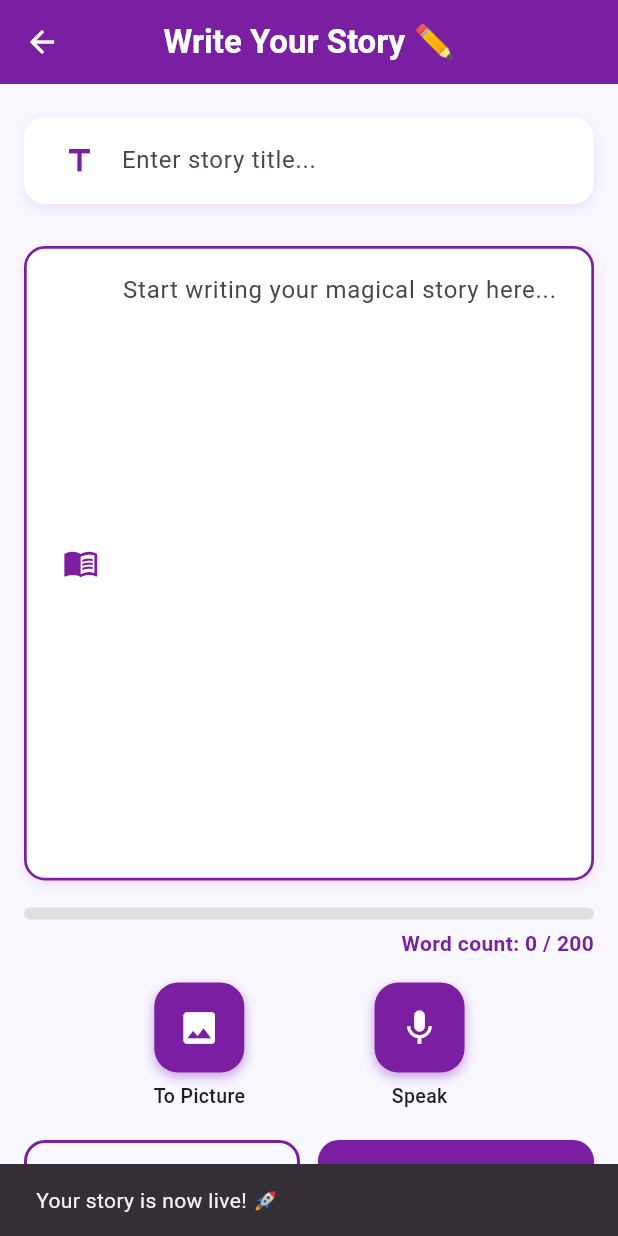
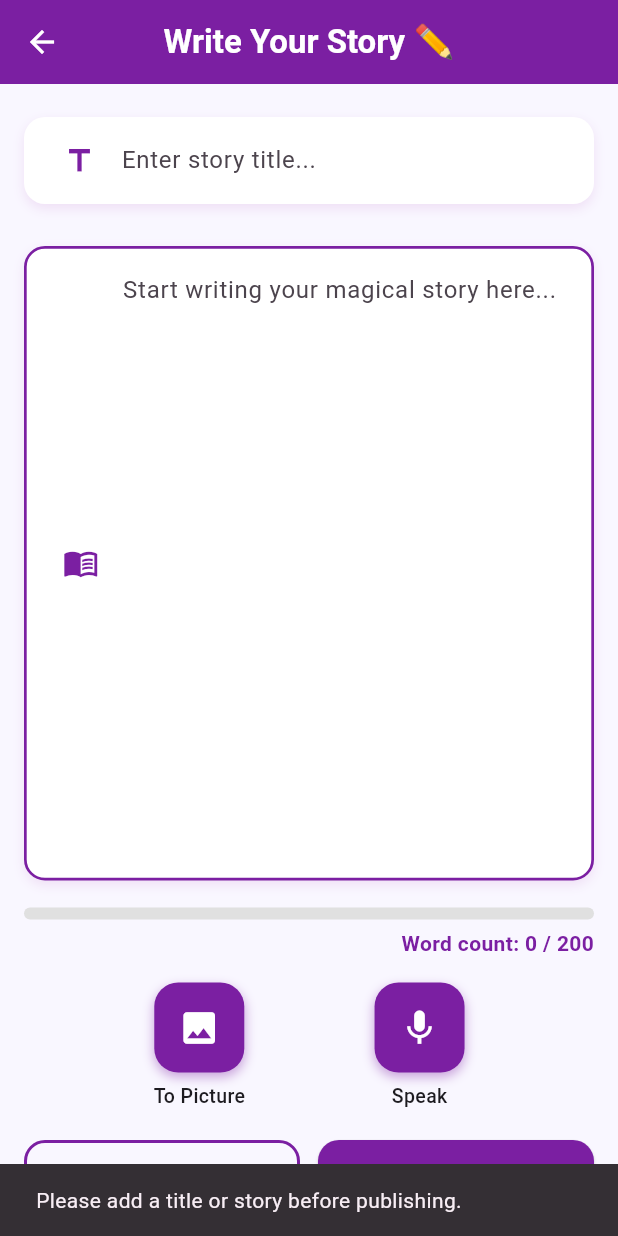
Before and after one commit to Ayeshafayyazz/PixiePen, a Flutter app: the WriteStoryScreen screen opened directly, after a tap on "Publish", on a phone screen of 412 x 824 dp. Run offline on Flutter 3.47's test engine with Material 3 defaults, Android fonts, the phone set to English and light mode, and no system bars; our stand-ins replace animated_text_kit, cloud_firestore, firebase_auth, firebase_core, flutter_custom_clippers, shared_preferences and 1 more; accounts and stored records are empty; Roboto replaces fonts that are missing (Poppins).

Commit message:
Integrate Firebase Firestore and update dependencies across the project

```diff
--- a/lib/screens/splash_screen.dart
+++ b/lib/screens/splash_screen.dart
@@ -1,6 +1,7 @@
 import 'package:flutter/material.dart';
 import 'package:animated_text_kit/animated_text_kit.dart';
 import 'package:shared_preferences/shared_preferences.dart';
+import 'package:firebase_auth/firebase_auth.dart';
 import '../routes.dart';
 
 class SplashScreen extends StatefulWidget {
@@ -43,9 +44,9 @@ class _SplashScreenState extends State<SplashScreen>
 
     final prefs = await SharedPreferences.getInstance();
     final bool onboardingCompleted = prefs.getBool('onboarding_completed') ?? false;
-    final bool loggedIn = prefs.getBool('logged_in') ?? false;
 
-    if (loggedIn) {
+    final user = FirebaseAuth.instance.currentUser;
+    if (user != null) {
       Navigator.pushReplacementNamed(context, AppRoutes.community);
     } else if (onboardingCompleted) {
       Navigator.pushReplacementNamed(context, AppRoutes.login);
--- a/lib/screens/write_story_screen.dart
+++ b/lib/screens/write_story_screen.dart
@@ -1,4 +1,6 @@
 import 'package:flutter/material.dart';
+import 'package:cloud_firestore/cloud_firestore.dart';
+import 'package:firebase_auth/firebase_auth.dart';
 import 'speech_to_text_screen.dart';
 import 'theme.dart';
 import 'ai_image_generator_screen.dart';
@@ -14,6 +16,8 @@ class _WriteStoryScreenState extends State<WriteStoryScreen> {
   final TextEditingController _titleController = TextEditingController();
   final TextEditingController _bodyController = TextEditingController();
   String? _storyCoverUrl;
+  bool _isSaving = false;
+  bool _isPublishing = false;
 
   int get _wordCount {
     if (_bodyController.text.trim().isEmpty) return 0;
@@ -22,18 +26,102 @@ class _WriteStoryScreenState extends State<WriteStoryScreen> {
 
   double get _wordProgress => (_wordCount / 200).clamp(0.0, 1.0);
 
-  void _saveStory() {
+  Future<void> _saveStory() async {
     FocusScope.of(context).unfocus();
+
+    final title = _titleController.text.trim();
+    final body = _bodyController.text.trim();
+
+    if (title.isEmpty && body.isEmpty) {
+      ScaffoldMessenger.of(context).showSnackBar(
+        const SnackBar(content: Text("Please add a title or story before saving.")),
+      );
+      return;
+    }
+
+    setState(() {
+      _isSaving = true;
+    });
+
+    try {
+      final uid = FirebaseAuth.instance.currentUser?.uid;
+
+      final doc = {
+        'title': title.isNotEmpty ? title : null,
+        'body': body,
+        'coverUrl': _storyCoverUrl,
+        'wordCount': _wordCount,
+        'authorId': uid,
+        'status': 'draft',
+        'isPublish': false,
+        'createdAt': FieldValue.serverTimestamp(),
+      };
+
+      await FirebaseFirestore.instance.collection('stories').add(doc);
+
+      if (!mounted) return;
       ScaffoldMessenger.of(context).showSnackBar(
         const SnackBar(content: Text("Story saved successfully ✅")),
       );
+    } catch (e) {
+      ScaffoldMessenger.of(context).showSnackBar(
+        SnackBar(content: Text("Failed to save story: $e")),
+      );
+    } finally {
+      if (!mounted) return;
+      setState(() {
+        _isSaving = false;
+      });
+    }
   }
 
-  void _publishStory() {
+  Future<void> _publishStory() async {
     FocusScope.of(context).unfocus();
+
+    final title = _titleController.text.trim();
+    final body = _bodyController.text.trim();
+
+    if (title.isEmpty && body.isEmpty) {
+      ScaffoldMessenger.of(context).showSnackBar(
+        const SnackBar(content: Text("Please add a title or story before publishing.")),
+      );
+      return;
+    }
+
+    setState(() {
+      _isPublishing = true;
+    });
+
+    try {
+      final uid = FirebaseAuth.instance.currentUser?.uid;
+
+      final doc = {
+        'title': title.isNotEmpty ? title : null,
+        'body': body,
+        'coverUrl': _storyCoverUrl,
+        'wordCount': _wordCount,
+        'authorId': uid,
+        'status': 'published',
+        'isPublish': true,
+        'createdAt': FieldValue.serverTimestamp(),
+      };
+
+      await FirebaseFirestore.instance.collection('stories').add(doc);
+
+      if (!mounted) return;
       ScaffoldMessenger.of(context).showSnackBar(
         const SnackBar(content: Text("Your story is now live! 🚀")),
       );
+    } catch (e) {
+      ScaffoldMessenger.of(context).showSnackBar(
+        SnackBar(content: Text("Failed to publish story: $e")),
+      );
+    } finally {
+      if (!mounted) return;
+      setState(() {
+        _isPublishing = false;
+      });
+    }
   }
 
   Future<void> _goToAiGenerator() async {
@@ -192,7 +280,7 @@ class _WriteStoryScreenState extends State<WriteStoryScreen> {
                 children: [
                   Expanded(
                     child: OutlinedButton.icon(
-                      onPressed: _saveStory,
+                      onPressed: _isSaving ? null : _saveStory,
                       style: OutlinedButton.styleFrom(
                         foregroundColor: kAppPrimary,
                         side: const BorderSide(color: kAppPrimary, width: 2),
@@ -201,14 +289,23 @@ class _WriteStoryScreenState extends State<WriteStoryScreen> {
                           borderRadius: BorderRadius.circular(14),
                         ),
                       ),
-                      icon: const Icon(Icons.save),
-                      label: const Text("Save"),
+                      icon: _isSaving
+                          ? SizedBox(
+                              width: 20,
+                              height: 20,
+                              child: CircularProgressIndicator(
+                                strokeWidth: 2,
+                                valueColor: AlwaysStoppedAnimation(kAppPrimary),
+                              ),
+                            )
+                          : const Icon(Icons.save),
+                      label: _isSaving ? const Text("Saving...") : const Text("Draft"),
                     ),
                   ),
                   const SizedBox(width: 12),
                   Expanded(
                     child: ElevatedButton.icon(
-                      onPressed: _publishStory,
+                      onPressed: _isPublishing ? null : _publishStory,
                       style: ElevatedButton.styleFrom(
                         backgroundColor: kAppPrimary,
                         foregroundColor: Colors.white,
@@ -217,8 +314,17 @@ class _WriteStoryScreenState extends State<WriteStoryScreen> {
                           borderRadius: BorderRadius.circular(14),
                         ),
                       ),
-                      icon: const Icon(Icons.send),
-                      label: const Text("Publish"),
+                      icon: _isPublishing
+                          ? SizedBox(
+                              width: 20,
+                              height: 20,
+                              child: CircularProgressIndicator(
+                                strokeWidth: 2,
+                                valueColor: AlwaysStoppedAnimation(Colors.white),
+                              ),
+                            )
+                          : const Icon(Icons.send),
+                      label: _isPublishing ? const Text("Publishing...") : const Text("Publish"),
                     ),
                   ),
                 ],
--- a/pubspec.yaml
+++ b/pubspec.yaml
@@ -43,6 +43,7 @@ dependencies:
   firebase_core: ^4.2.0
   firebase_auth: ^6.1.1
   shared_preferences: ^2.3.2
+  cloud_firestore: ^6.1.0
 
 dev_dependencies:
   flutter_test:
```
Also changed, not shown: pubspec.lock, 4 other files. Lines whose indentation alone changed are shown as unchanged.
